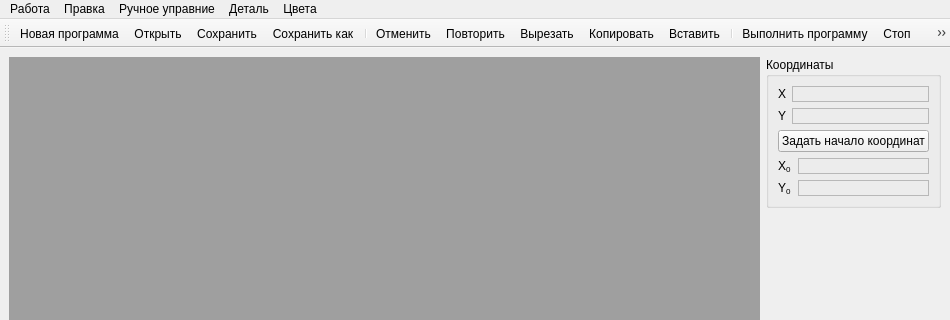
Above: src/Gui/MainWindow.ui from Ddv-progia/compositescannerarm before the change; both pictures show x 0 to 950 and y 0 to 320 of the 950 by 789 pixel window. Below: the same form after it.
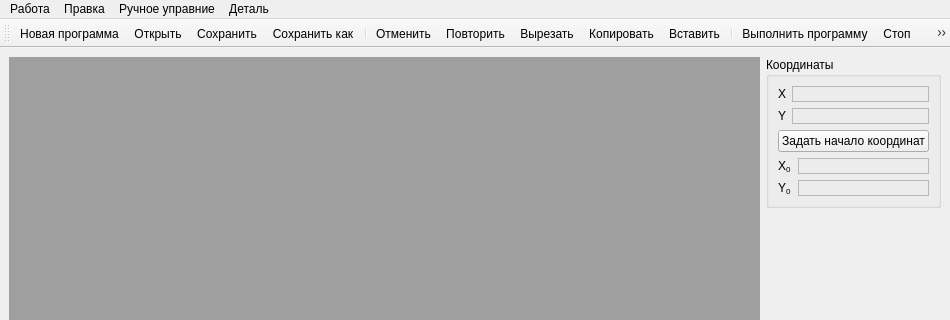
That is the form after the change. Icons and pictures are not drawn.

Commit message: del: Меню "Цвета"

The edit to the form file:
```diff
--- a/src/Gui/MainWindow.ui
+++ b/src/Gui/MainWindow.ui
@@ -281,17 +281,10 @@
     <addaction name="showManualControlDialogAction"/>
     <addaction name="coilManualControlAction"/>
    </widget>
-   <widget class="QMenu" name="menu_5">
-    <property name="title">
-     <string>Цвета</string>
-    </property>
-    <addaction name="assignColorsForColorBarAction"/>
-   </widget>
    <addaction name="menu"/>
    <addaction name="menu_3"/>
    <addaction name="menu_4"/>
    <addaction name="menu_2"/>
-   <addaction name="menu_5"/>
   </widget>
   <widget class="QStatusBar" name="statusbar"/>
   <widget class="QToolBar" name="toolBar">
```
The commit also changes 1 other file.
